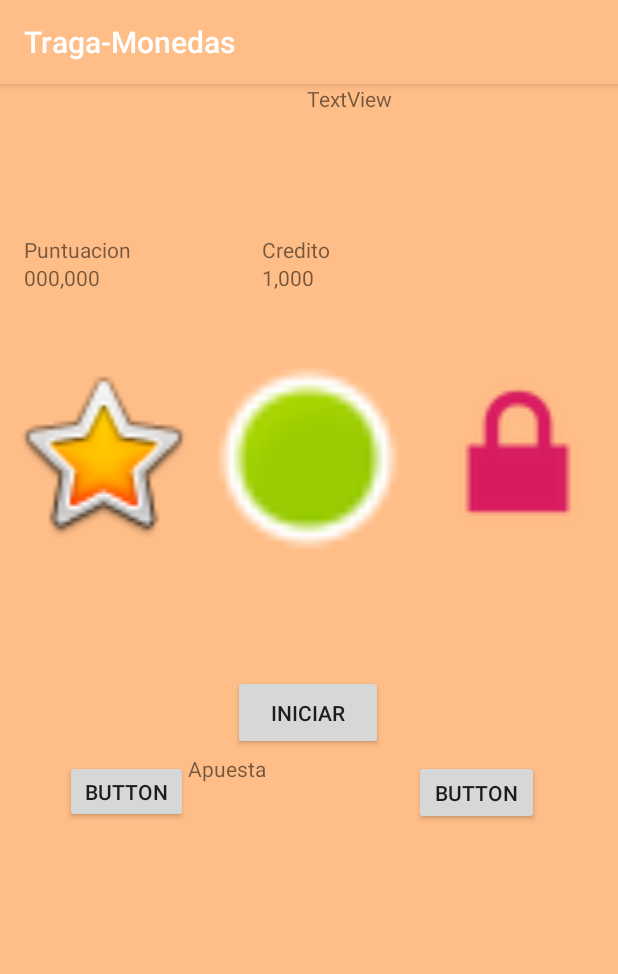
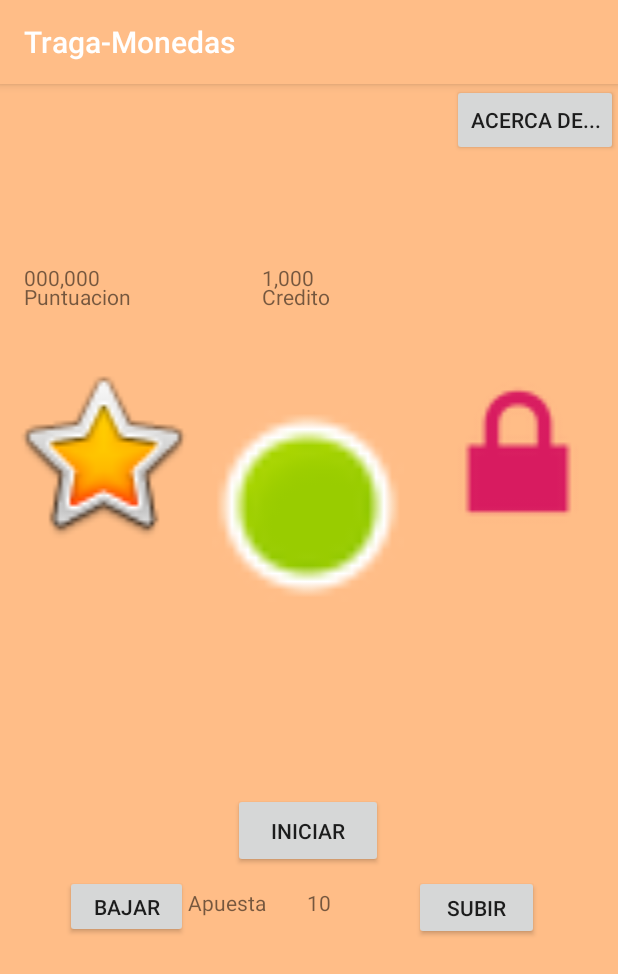
Before and after one commit to Marpol96/Ptoyecto2Parcial_MPLC, an Android app: the screen it shows after launch (MainActivity), on a phone screen of 412 x 824 dp. Shown: the top 974 px of the screen. Run offline under Robolectric (Android 15) with nearby library versions, the phone set to English and light mode, and no system bars.

Commit message:
avance
avance 6

```diff
--- a/Project/app/src/main/java/com/example/myapplication/MainActivity.kt
+++ b/Project/app/src/main/java/com/example/myapplication/MainActivity.kt
@@ -19,6 +19,13 @@ class MainActivity : AppCompatActivity() {
         setContentView(R.layout.activity_main)
         Button_Play.setOnClickListener{
             ChekcApuesta()
+        }
+        button_Subir.setOnClickListener(){
+            val Apuesta=Integer.valueOf(text_apues.text.toString())
+            if(text_apues.text.toString()<text_Credit.text.toString()){
+                Apuesta==Apuesta+10
+                text_apues.setText(Apuesta)
+            }
         }
     }
 
--- a/Project/app/src/main/res/layout/activity_main.xml
+++ b/Project/app/src/main/res/layout/activity_main.xml
@@ -130,7 +130,7 @@
         app:layout_constraintHorizontal_bias="0.498"
         app:layout_constraintStart_toStartOf="parent"
         app:layout_constraintTop_toTopOf="parent"
-        app:layout_constraintVertical_bias="1.0" />
+        app:layout_constraintVertical_bias="1.2" />
 
     <TextView
         android:id="@+id/text_apuesta"
@@ -141,8 +141,8 @@
         app:layout_constraintEnd_toEndOf="parent"
         app:layout_constraintHorizontal_bias="0.376"
         app:layout_constraintStart_toStartOf="parent"
-        app:layout_constraintTop_toTopOf="parent"
-        app:layout_constraintVertical_bias="0.608"
+        app:layout_constraintTop_toBottomOf="@+id/Button_Play"
+        app:layout_constraintVertical_bias="0.063"
         tools:text="@string/text_Apuestatitulo" />
 
     <TextView
@@ -150,35 +150,48 @@
         android:layout_width="71dp"
         android:layout_height="33dp"
         android:contentDescription="@string/text_Apuesta"
-        android:text="TextView"
+        android:text="@string/text_Apuesta"
+        app:layout_constraintBottom_toBottomOf="parent"
         app:layout_constraintEnd_toEndOf="parent"
         app:layout_constraintHorizontal_bias="0.0"
         app:layout_constraintStart_toEndOf="@+id/text_apuesta"
-        tools:layout_editor_absoluteY="424dp"
+        app:layout_constraintTop_toBottomOf="@+id/Button_Play"
+        app:layout_constraintVertical_bias="0.063"
         tools:text="@string/text_Apuesta" />
 
     <Button
-        android:id="@+id/button"
+        android:id="@+id/button_Bajar"
         android:layout_width="82dp"
         android:layout_height="42dp"
-        android:text="Button"
+        android:text="@string/Button_Bajar"
         app:layout_constraintBottom_toBottomOf="parent"
         app:layout_constraintEnd_toStartOf="@+id/text_apuesta"
         app:layout_constraintHorizontal_bias="1.0"
         app:layout_constraintStart_toStartOf="parent"
         app:layout_constraintTop_toBottomOf="@+id/Button_Play"
-        app:layout_constraintVertical_bias="0.024" />
+        app:layout_constraintVertical_bias="0.024"
+        tools:text="@string/Button_Bajar" />
 
     <Button
-        android:id="@+id/button2"
+        android:id="@+id/button_Subir"
         android:layout_width="83dp"
         android:layout_height="43dp"
-        android:text="Button"
+        android:text="@string/Button_Subir"
         app:layout_constraintBottom_toBottomOf="parent"
         app:layout_constraintEnd_toEndOf="parent"
         app:layout_constraintHorizontal_bias="0.0"
         app:layout_constraintStart_toEndOf="@+id/text_apues"
         app:layout_constraintTop_toBottomOf="@+id/Button_Play"
-        app:layout_constraintVertical_bias="0.024" />
+        app:layout_constraintVertical_bias="0.024"
+        tools:text="@string/Button_Subir" />
+
+    <Button
+        android:id="@+id/button_Acerca"
+        android:layout_width="wrap_content"
+        android:layout_height="wrap_content"
+        android:text="@string/Button_Acerca"
+        app:layout_constraintEnd_toEndOf="parent"
+        app:layout_constraintTop_toTopOf="parent"
+        tools:text="@string/Button_Acerca" />
 
 </androidx.constraintlayout.widget.ConstraintLayout>
--- a/Project/app/src/main/res/values/strings.xml
+++ b/Project/app/src/main/res/values/strings.xml
@@ -18,4 +18,6 @@
 
     <string name="Button_Subir">Subir</string>
     <string name="Button_Bajar">Bajar</string>
+
+    <string name="Button_Acerca">Acerca de...</string>
 </resources>
```
